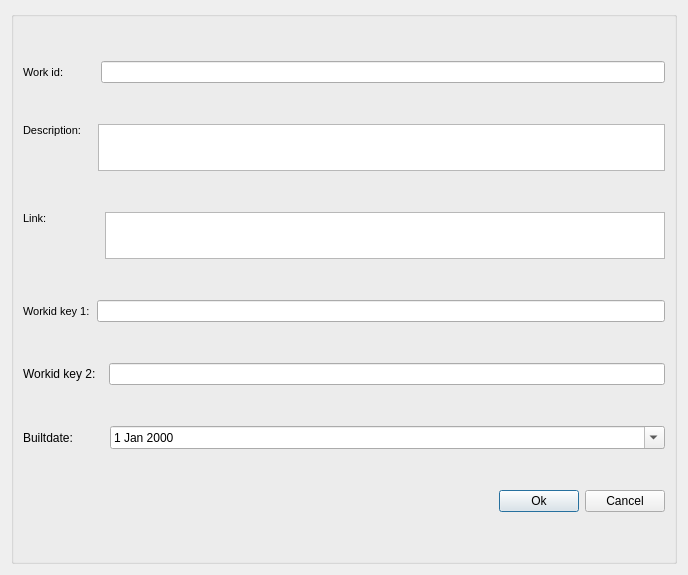
First picture: the form in ui/new_workcat.ui, repository Giswater/giswater_qgis_plugin, before the edit.
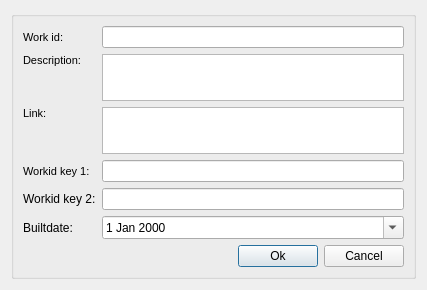
Second picture: the form after the edit.

Commit message: Bug fix: populate combo state, state_type correctly

The edit to the form file:
```diff
--- a/ui/new_workcat.ui
+++ b/ui/new_workcat.ui
@@ -6,8 +6,8 @@
    <rect>
     <x>0</x>
     <y>0</y>
-    <width>688</width>
-    <height>575</height>
+    <width>427</width>
+    <height>281</height>
    </rect>
   </property>
   <property name="windowTitle">
@@ -21,8 +21,8 @@
      </property>
      <layout class="QVBoxLayout" name="verticalLayout_2">
       <item>
-       <layout class="QHBoxLayout" name="horizontalLayout">
-        <item>
+       <layout class="QGridLayout" name="gridLayout">
+        <item row="0" column="0">
          <widget class="QLabel" name="label_work_id">
           <property name="font">
            <font>
@@ -54,37 +54,7 @@
           </property>
          </widget>
         </item>
-        <item>
-         <spacer name="horizontalSpacer_2">
-          <property name="orientation">
-           <enum>Qt::Horizontal</enum>
-          </property>
-          <property name="sizeType">
-           <enum>QSizePolicy::Fixed</enum>
-          </property>
-          <property name="sizeHint" stdset="0">
-           <size>
-            <width>31</width>
-            <height>20</height>
-           </size>
-          </property>
-         </spacer>
-        </item>
-        <item>
-         <widget class="QLineEdit" name="cat_work_id">
-          <property name="enabled">
-           <bool>true</bool>
-          </property>
-          <property name="frame">
-           <bool>true</bool>
-          </property>
-         </widget>
-        </item>
-       </layout>
-      </item>
-      <item>
-       <layout class="QHBoxLayout" name="horizontalLayout_2">
-        <item>
+        <item row="1" column="0">
          <widget class="QLabel" name="label_descript">
           <property name="font">
            <font>
@@ -116,23 +86,7 @@
           </property>
          </widget>
         </item>
-        <item>
-         <spacer name="horizontalSpacer_3">
-          <property name="orientation">
-           <enum>Qt::Horizontal</enum>
-          </property>
-          <property name="sizeType">
-           <enum>QSizePolicy::Fixed</enum>
-          </property>
-          <property name="sizeHint" stdset="0">
-           <size>
-            <width>11</width>
-            <height>20</height>
-           </size>
-          </property>
-         </spacer>
-        </item>
-        <item>
+        <item row="1" column="1">
          <widget class="QTextEdit" name="descript">
           <property name="sizePolicy">
            <sizepolicy hsizetype="Expanding" vsizetype="Maximum">
@@ -154,83 +108,17 @@
           </property>
          </widget>
         </item>
-       </layout>
-      </item>
-      <item>
-       <layout class="QHBoxLayout" name="horizontalLayout_3">
-        <item>
-         <widget class="QLabel" name="label_link">
-          <property name="sizePolicy">
-           <sizepolicy hsizetype="Fixed" vsizetype="Preferred">
-            <horstretch>0</horstretch>
-            <verstretch>0</verstretch>
-           </sizepolicy>
+        <item row="0" column="1">
+         <widget class="QLineEdit" name="cat_work_id">
+          <property name="enabled">
+           <bool>true</bool>
           </property>
-          <property name="font">
-           <font>
-            <pointsize>8</pointsize>
-           </font>
+          <property name="frame">
+           <bool>true</bool>
           </property>
-          <property name="frameShape">
-           <enum>QFrame::NoFrame</enum>
-          </property>
-          <property name="frameShadow">
-           <enum>QFrame::Plain</enum>
-          </property>
-          <property name="text">
-           <string>Link:</string>
-          </property>
-          <property name="textFormat">
-           <enum>Qt::AutoText</enum>
-          </property>
-          <property name="scaledContents">
-           <bool>false</bool>
-          </property>
-          <property name="alignment">
-           <set>Qt::AlignLeading|Qt::AlignLeft|Qt::AlignTop</set>
-          </property>
-          <property name="margin">
-           <number>3</number>
-          </property>
          </widget>
         </item>
-        <item>
-         <spacer name="horizontalSpacer_4">
-          <property name="orientation">
-           <enum>Qt::Horizontal</enum>
-          </property>
-          <property name="sizeType">
-           <enum>QSizePolicy::Fixed</enum>
-          </property>
-          <property name="sizeHint" stdset="0">
-           <size>
-            <width>52</width>
-            <height>20</height>
-           </size>
-          </property>
-         </spacer>
-        </item>
-        <item>
-         <widget class="QTextEdit" name="link">
-          <property name="sizePolicy">
-           <sizepolicy hsizetype="Expanding" vsizetype="Maximum">
-            <horstretch>0</horstretch>
-            <verstretch>0</verstretch>
-           </sizepolicy>
-          </property>
-          <property name="maximumSize">
-           <size>
-            <width>16777215</width>
-            <height>47</height>
-           </size>
-          </property>
-         </widget>
-        </item>
-       </layout>
-      </item>
-      <item>
-       <layout class="QHBoxLayout" name="horizontalLayout_4">
-        <item>
+        <item row="3" column="0">
          <widget class="QLabel" name="label_workid_key_1">
           <property name="font">
            <font>
@@ -260,64 +148,50 @@
           </property>
          </widget>
         </item>
-        <item>
-         <spacer name="horizontalSpacer_5">
-          <property name="orientation">
-           <enum>Qt::Horizontal</enum>
+        <item row="2" column="0">
+         <widget class="QLabel" name="label_link">
+          <property name="sizePolicy">
+           <sizepolicy hsizetype="Fixed" vsizetype="Preferred">
+            <horstretch>0</horstretch>
+            <verstretch>0</verstretch>
+           </sizepolicy>
           </property>
-          <property name="sizeType">
-           <enum>QSizePolicy::Fixed</enum>
+          <property name="font">
+           <font>
+            <pointsize>8</pointsize>
+           </font>
           </property>
-          <property name="sizeHint" stdset="0">
-           <size>
-            <width>1</width>
-            <height>20</height>
-           </size>
+          <property name="frameShape">
+           <enum>QFrame::NoFrame</enum>
           </property>
-         </spacer>
-        </item>
-        <item>
-         <widget class="QLineEdit" name="workid_key_1">
-          <property name="frame">
-           <bool>true</bool>
+          <property name="frameShadow">
+           <enum>QFrame::Plain</enum>
+          </property>
+          <property name="text">
+           <string>Link:</string>
+          </property>
+          <property name="textFormat">
+           <enum>Qt::AutoText</enum>
+          </property>
+          <property name="scaledContents">
+           <bool>false</bool>
+          </property>
+          <property name="alignment">
+           <set>Qt::AlignLeading|Qt::AlignLeft|Qt::AlignTop</set>
+          </property>
+          <property name="margin">
+           <number>3</number>
           </property>
          </widget>
         </item>
-       </layout>
-      </item>
-      <item>
-       <layout class="QHBoxLayout" name="horizontalLayout_5">
-        <item>
+        <item row="4" column="0">
          <widget class="QLabel" name="label_workid_key_2">
           <property name="text">
            <string>Workid key 2:</string>
           </property>
          </widget>
         </item>
-        <item>
-         <spacer name="horizontalSpacer_6">
-          <property name="orientation">
-           <enum>Qt::Horizontal</enum>
-          </property>
-          <property name="sizeType">
-           <enum>QSizePolicy::Fixed</enum>
-          </property>
-          <property name="sizeHint" stdset="0">
-           <size>
-            <width>7</width>
-            <height>20</height>
-           </size>
-          </property>
-         </spacer>
-        </item>
-        <item>
-         <widget class="QLineEdit" name="workid_key_2"/>
-        </item>
-       </layout>
-      </item>
-      <item>
-       <layout class="QHBoxLayout" name="horizontalLayout_6">
-        <item>
+        <item row="5" column="0">
          <widget class="QLabel" name="label_builtdate">
           <property name="sizePolicy">
            <sizepolicy hsizetype="Fixed" vsizetype="Preferred">
@@ -330,61 +204,84 @@
           </property>
          </widget>
         </item>
-        <item>
-         <spacer name="horizontalSpacer_7">
-          <property name="orientation">
-           <enum>Qt::Horizontal</enum>
+        <item row="4" column="1">
+         <widget class="QLineEdit" name="workid_key_2"/>
+        </item>
+        <item row="2" column="1">
+         <widget class="QTextEdit" name="link">
+          <property name="sizePolicy">
+           <sizepolicy hsizetype="Expanding" vsizetype="Maximum">
+            <horstretch>0</horstretch>
+            <verstretch>0</verstretch>
+           </sizepolicy>
           </property>
-          <property name="sizeType">
-           <enum>QSizePolicy::Fixed</enum>
-          </property>
-          <property name="sizeHint" stdset="0">
+          <property name="maximumSize">
            <size>
-            <width>31</width>
-            <height>20</height>
+            <width>16777215</width>
+            <height>47</height>
            </size>
           </property>
-         </spacer>
+         </widget>
         </item>
-        <item>
+        <item row="3" column="1">
+         <widget class="QLineEdit" name="workid_key_1">
+          <property name="frame">
+           <bool>true</bool>
+          </property>
+         </widget>
+        </item>
+        <item row="5" column="1">
          <widget class="QDateEdit" name="builtdate">
           <property name="calendarPopup">
            <bool>true</bool>
           </property>
          </widget>
         </item>
+        <item row="6" column="1">
+         <layout class="QHBoxLayout" name="horizontalLayout_7">
+          <item>
+           <spacer name="horizontalSpacer_2">
+            <property name="orientation">
+             <enum>Qt::Horizontal</enum>
+            </property>
+            <property name="sizeHint" stdset="0">
+             <size>
+              <width>40</width>
+              <height>20</height>
+             </size>
+            </property>
+           </spacer>
+          </item>
+          <item>
+           <widget class="QPushButton" name="btn_accept">
+            <property name="text">
+             <string>Ok</string>
+            </property>
+           </widget>
+          </item>
+          <item>
+           <widget class="QPushButton" name="btn_cancel">
+            <property name="text">
+             <string>Cancel</string>
+            </property>
+           </widget>
+          </item>
+         </layout>
+        </item>
        </layout>
       </item>
       <item>
-       <layout class="QHBoxLayout" name="horizontalLayout_7">
-        <item>
-         <spacer name="horizontalSpacer">
-          <property name="orientation">
-           <enum>Qt::Horizontal</enum>
-          </property>
-          <property name="sizeHint" stdset="0">
-           <size>
-            <width>51</width>
-            <height>20</height>
-           </size>
-          </property>
-         </spacer>
-        </item>
-        <item>
-         <widget class="QPushButton" name="btn_accept">
-          <property name="text">
-           <string>Ok</string>
-          </property>
-         </widget>
-        </item>
-        <item>
-         <widget class="QPushButton" name="btn_cancel">
-          <property name="text">
-           <string>Cancel</string>
-          </property>
-         </widget>
-        </item>
-       </layout>
+       <spacer name="verticalSpacer">
+        <property name="orientation">
+         <enum>Qt::Vertical</enum>
+        </property>
+        <property name="sizeHint" stdset="0">
+         <size>
+          <width>20</width>
+          <height>40</height>
+         </size>
+        </property>
+       </spacer>
       </item>
      </layout>
     </widget>
```
Left out of the diff: 7 changed lines with no effect on the pictures. The commit also changes 1 other file.
